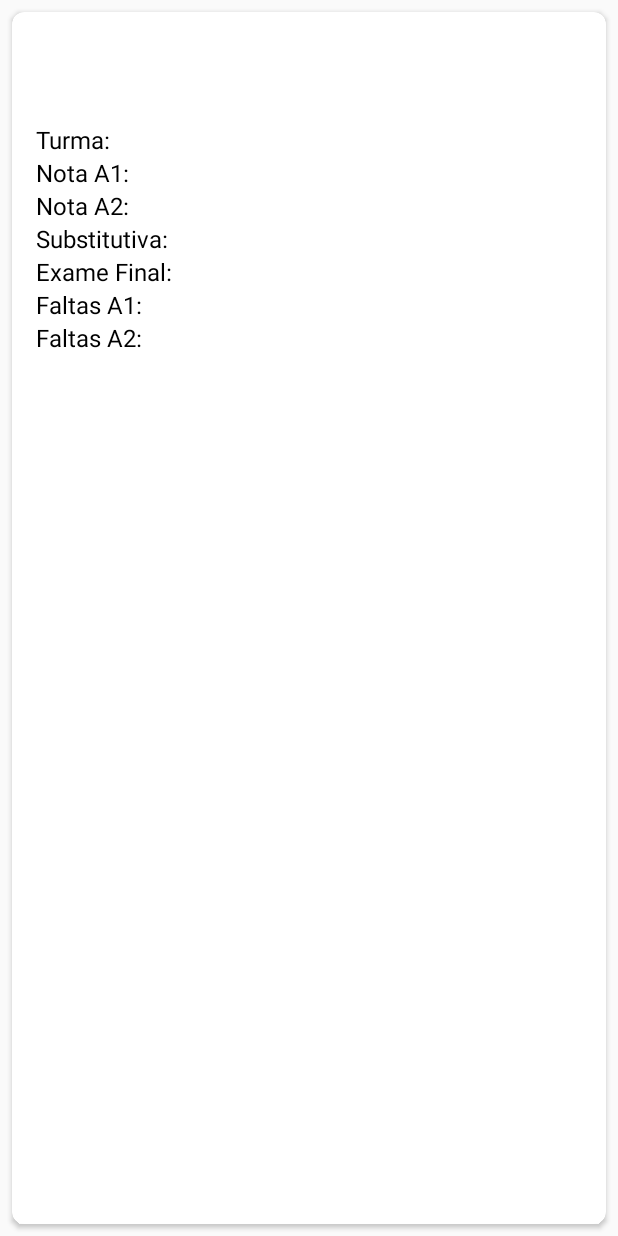
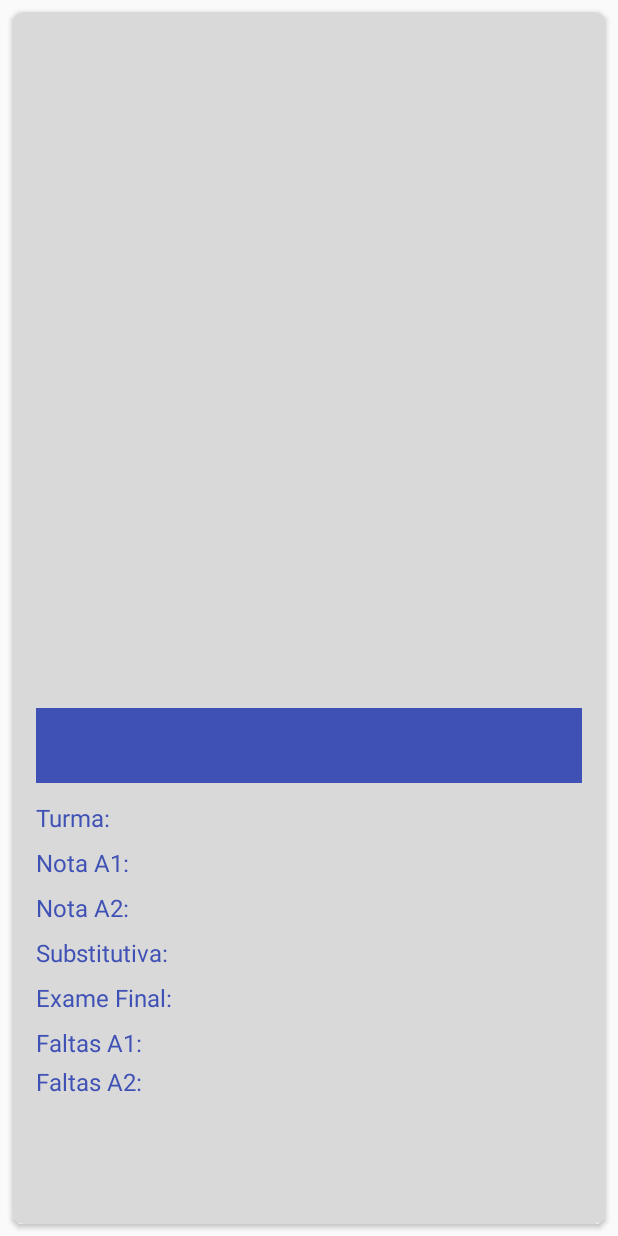
Before and after one commit to almeidatarcisio/BoletimApp, an Android app: the layout item.xml on its own in the app's theme, with its tools: preview values and no code run, on a phone screen of 412 x 824 dp. Run offline under Robolectric (Android 15) with nearby library versions, the phone set to English and light mode, and no system bars; network calls fail.

Commit message:
ajuste nas cores

```diff
--- a/app/src/main/res/layout/activity_login.xml
+++ b/app/src/main/res/layout/activity_login.xml
@@ -4,6 +4,7 @@
     xmlns:tools="http://schemas.android.com/tools"
     android:layout_width="match_parent"
     android:layout_height="match_parent"
+    android:background="#D9D9D9"
     tools:context=".LoginActivity">
 
     <TextView
@@ -14,6 +15,7 @@
         android:layout_marginTop="64dp"
         android:layout_marginRight="8dp"
         android:text="@string/txtBemVindo"
+        android:textColor="#3F51B5"
         android:textSize="22sp"
         app:layout_constraintHorizontal_bias="0.5"
         app:layout_constraintLeft_toLeftOf="parent"
@@ -32,6 +34,7 @@
         android:ems="10"
         android:hint="@string/edtCpf"
         android:inputType="number"
+        android:textColor="#3F51B5"
         app:layout_constraintEnd_toEndOf="parent"
         app:layout_constraintStart_toStartOf="parent"
         app:layout_constraintTop_toBottomOf="@+id/txtBemVindo" />
@@ -48,6 +51,7 @@
         android:ems="10"
         android:hint="@string/edtSenha"
         android:inputType="textPassword"
+        android:textColor="#3F51B5"
         app:layout_constraintEnd_toEndOf="parent"
         app:layout_constraintStart_toStartOf="parent"
         app:layout_constraintTop_toBottomOf="@+id/edtCpf"
@@ -63,7 +67,9 @@
         android:layout_marginEnd="8dp"
         android:layout_marginRight="8dp"
         android:layout_marginBottom="8dp"
+        android:background="#3F51B5"
         android:text="@string/btnLogin"
+        android:textColor="#D9D9D9"
         app:layout_constraintBottom_toBottomOf="parent"
         app:layout_constraintEnd_toEndOf="parent"
         app:layout_constraintHorizontal_bias="0.498"
--- a/app/src/main/res/layout/activity_notas.xml
+++ b/app/src/main/res/layout/activity_notas.xml
@@ -4,6 +4,7 @@
     xmlns:tools="http://schemas.android.com/tools"
     android:layout_width="match_parent"
     android:layout_height="match_parent"
+    android:background="#D2CEC8"
     tools:context=".NotasActivity">
 
     <TextView
@@ -16,6 +17,7 @@
         android:layout_marginEnd="8dp"
         android:layout_marginRight="8dp"
         android:text="@string/txtBoletim"
+        android:textColor="#3F51B5"
         android:textSize="22sp"
         app:layout_constraintEnd_toEndOf="parent"
         app:layout_constraintHorizontal_bias="0.498"
@@ -59,6 +61,7 @@
         android:layout_marginEnd="68dp"
         android:layout_marginRight="68dp"
         android:text="Semestre:"
+        android:textColor="#3F51B5"
         app:layout_constraintEnd_toEndOf="parent"
         app:layout_constraintTop_toTopOf="parent" />
 
@@ -70,6 +73,7 @@
         android:layout_marginLeft="8dp"
         android:layout_marginTop="64dp"
         android:text="CPF:"
+        android:textColor="#3F51B5"
         app:layout_constraintStart_toStartOf="parent"
         app:layout_constraintTop_toTopOf="parent" />
 
@@ -81,6 +85,7 @@
         android:layout_marginLeft="8dp"
         android:layout_marginTop="8dp"
         android:text="NOME:"
+        android:textColor="#3F51B5"
         app:layout_constraintStart_toStartOf="parent"
         app:layout_constraintTop_toBottomOf="@+id/txtCpf" />
 
@@ -93,6 +98,7 @@
         android:layout_marginTop="8dp"
         android:onClick="Implementação em andamento..."
         android:text="@string/btnDetalharA1"
+        android:textColor="#3F51B5"
         app:layout_constraintEnd_toStartOf="@+id/btnDetalharA2"
         app:layout_constraintHorizontal_bias="0.5"
         app:layout_constraintStart_toStartOf="parent"
@@ -108,6 +114,7 @@
         android:layout_marginRight="8dp"
         android:onClick="Implementação em andamento..."
         android:text="@string/btnDetalharA2"
+        android:textColor="#3F51B5"
         app:layout_constraintEnd_toEndOf="parent"
         app:layout_constraintHorizontal_bias="0.5"
         app:layout_constraintStart_toEndOf="@+id/btnDetalharA1"
--- a/app/src/main/res/layout/item.xml
+++ b/app/src/main/res/layout/item.xml
@@ -9,103 +9,106 @@
 
     <androidx.constraintlayout.widget.ConstraintLayout
         android:layout_width="match_parent"
-        android:layout_height="wrap_content"
-        android:padding="16dp"
-        android:orientation="vertical">
+        android:layout_height="match_parent"
+        android:background="#D9D9D9"
+        android:orientation="vertical"
+        android:padding="16dp">
 
         <TextView
             android:id="@+id/txtDisciplina"
             android:layout_width="match_parent"
             android:layout_height="50dp"
-            android:layout_marginBottom="8dp"
+            android:layout_marginBottom="12dp"
+            android:background="#3F51B5"
+            android:textColor="#D9D9D9"
             android:textSize="20dp"
             app:layout_constraintBottom_toTopOf="@+id/txtTurma"
             tools:ignore="MissingConstraints"
-            tools:layout_editor_absoluteX="16dp" />
+            tools:layout_editor_absoluteX="4dp" />
 
         <TextView
             android:id="@+id/txtTurma"
             android:layout_width="wrap_content"
             android:layout_height="wrap_content"
+            android:layout_marginBottom="8dp"
             android:text="Turma: "
-            android:textColor="@android:color/black"
+            android:textColor="#3F51B5"
             android:textSize="16dp"
             app:layout_constraintBottom_toTopOf="@+id/txtA1"
-            tools:layout_editor_absoluteX="0dp"
-            tools:layout_editor_absoluteY="60dp"
-            tools:ignore="MissingConstraints" />
+            tools:ignore="MissingConstraints"
+            tools:layout_editor_absoluteX="1dp" />
+
+        <TextView
+            android:id="@+id/txtA2"
+            android:layout_width="wrap_content"
+            android:layout_height="wrap_content"
+            android:layout_marginBottom="8dp"
+            android:text="Nota A2: "
+            android:textColor="#3F51B5"
+            android:textSize="16dp"
+            app:layout_constraintBottom_toTopOf="@+id/txtsub"
+            tools:ignore="MissingConstraints"
+            tools:layout_editor_absoluteX="1dp" />
+
+        <TextView
+            android:id="@+id/txtsub"
+            android:layout_width="wrap_content"
+            android:layout_height="wrap_content"
+            android:layout_marginBottom="8dp"
+            android:text="Substitutiva: "
+            android:textColor="#3F51B5"
+            android:textSize="16dp"
+            app:layout_constraintBottom_toTopOf="@+id/txtA3"
+            tools:ignore="MissingConstraints"
+            tools:layout_editor_absoluteX="1dp" />
+
+        <TextView
+            android:id="@+id/txtA3"
+            android:layout_width="wrap_content"
+            android:layout_height="wrap_content"
+            android:layout_marginBottom="8dp"
+            android:text="Exame Final: "
+            android:textColor="#3F51B5"
+            android:textSize="16dp"
+            app:layout_constraintBottom_toTopOf="@+id/txtFaltasA1"
+            tools:ignore="MissingConstraints"
+            tools:layout_editor_absoluteX="1dp" />
+
+        <TextView
+            android:id="@+id/txtFaltasA1"
+            android:layout_width="wrap_content"
+            android:layout_height="wrap_content"
+            android:layout_marginBottom="4dp"
+            android:text="Faltas A1: "
+            android:textColor="#3F51B5"
+            android:textSize="16dp"
+            app:layout_constraintBottom_toTopOf="@+id/txtFaltasA2"
+            tools:ignore="MissingConstraints"
+            tools:layout_editor_absoluteX="1dp" />
+
+        <TextView
+            android:id="@+id/txtFaltasA2"
+            android:layout_width="wrap_content"
+            android:layout_height="wrap_content"
+            android:layout_marginBottom="68dp"
+            android:text="Faltas A2: "
+            android:textColor="#3F51B5"
+            android:textSize="16dp"
+            app:layout_constraintBottom_toBottomOf="parent"
+            tools:ignore="MissingConstraints"
+            tools:layout_editor_absoluteX="1dp" />
 
         <TextView
             android:id="@+id/txtA1"
             android:layout_width="wrap_content"
             android:layout_height="wrap_content"
+            android:layout_marginBottom="8dp"
             android:text="Nota A1: "
-            android:textColor="@android:color/black"
+            android:textColor="#3F51B5"
             android:textSize="16dp"
             app:layout_constraintBottom_toTopOf="@+id/txtA2"
-            tools:layout_editor_absoluteX="0dp"
-            tools:layout_editor_absoluteY="85dp"
-            tools:ignore="MissingConstraints" />
-
-        <TextView
-            android:id="@+id/txtA2"
-            android:layout_width="wrap_content"
-            android:layout_height="wrap_content"
-            android:text="Nota A2: "
-            android:textColor="@android:color/black"
-            android:textSize="16dp"
-            app:layout_constraintBottom_toTopOf="@+id/txtsub"
-            tools:layout_editor_absoluteX="0dp"
-            tools:layout_editor_absoluteY="110dp"
-            tools:ignore="MissingConstraints" />
-
-        <TextView
-            android:id="@+id/txtsub"
-            android:layout_width="wrap_content"
-            android:layout_height="wrap_content"
-            android:text="Substitutiva: "
-            android:textColor="@android:color/black"
-            android:textSize="16dp"
-            app:layout_constraintBottom_toTopOf="@+id/txtA3"
             tools:ignore="MissingConstraints"
-            tools:layout_editor_absoluteX="0dp"
-            tools:layout_editor_absoluteY="135dp" />
-
-        <TextView
-            android:id="@+id/txtA3"
-            android:layout_width="wrap_content"
-            android:layout_height="wrap_content"
-            android:text="Exame Final: "
-            android:textColor="@android:color/black"
-            android:textSize="16dp"
-            app:layout_constraintBottom_toTopOf="@+id/txtFaltasA1"
-            tools:ignore="MissingConstraints"
-            tools:layout_editor_absoluteX="0dp"
-            tools:layout_editor_absoluteY="160dp" />
-
-        <TextView
-            android:id="@+id/txtFaltasA1"
-            android:layout_width="wrap_content"
-            android:layout_height="wrap_content"
-            android:text="Faltas A1: "
-            android:textColor="@android:color/black"
-            android:textSize="16dp"
-            app:layout_constraintBottom_toTopOf="@+id/txtFaltasA2"
-            tools:ignore="MissingConstraints"
-            tools:layout_editor_absoluteX="0dp"
-            tools:layout_editor_absoluteY="185dp" />
-
-        <TextView
-            android:id="@+id/txtFaltasA2"
-            android:layout_width="wrap_content"
-            android:layout_height="wrap_content"
-            android:text="Faltas A2: "
-            android:textColor="@android:color/black"
-            android:textSize="16dp"
-            app:layout_constraintBottom_toBottomOf="parent"
-            tools:ignore="MissingConstraints"
-            tools:layout_editor_absoluteX="0dp"
-            tools:layout_editor_absoluteY="210dp" />
+            tools:layout_editor_absoluteX="1dp" />
 
     </androidx.constraintlayout.widget.ConstraintLayout>
 </androidx.cardview.widget.CardView>
```
Also changed, not shown: app/src/main/res/drawable/droparrow.png.
